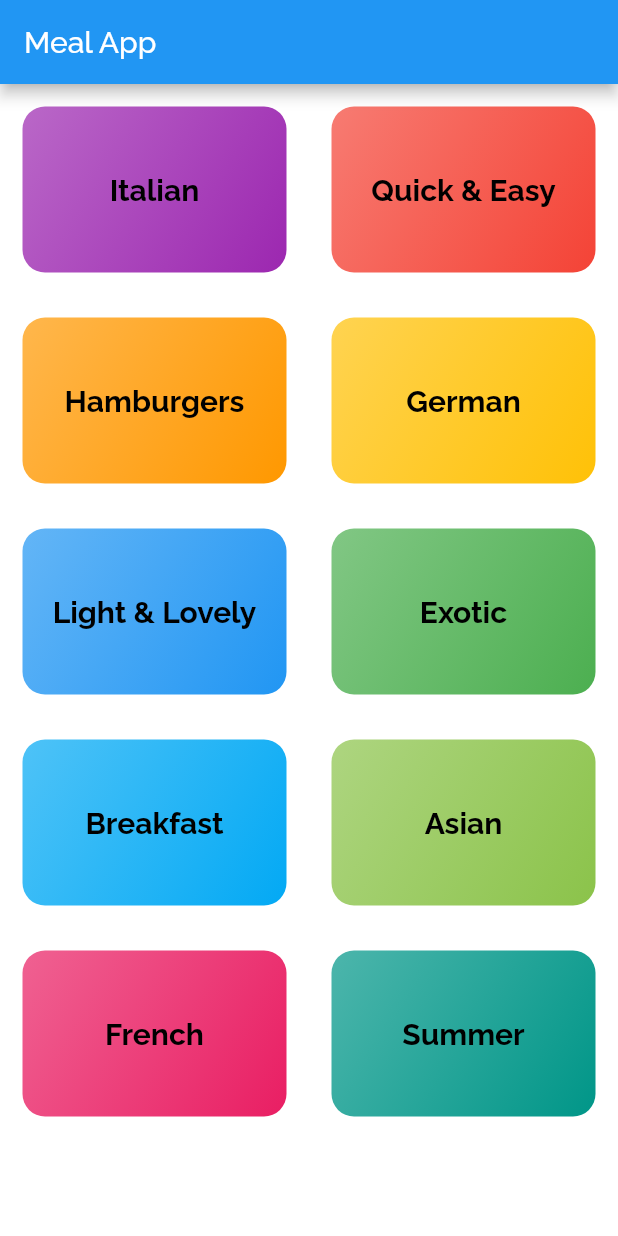
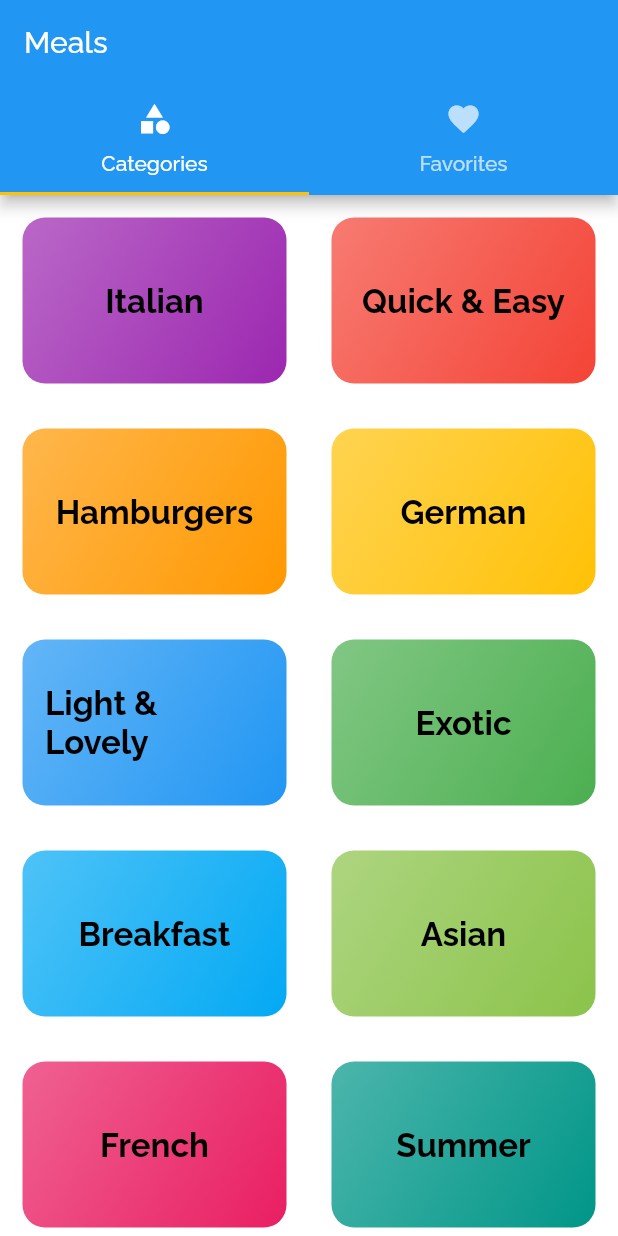
Before and after one commit to Aravindh1505/MealsApp, a Flutter app: the screen it shows after launch, on a phone screen of 412 x 824 dp. Run offline on Flutter 3.47's test engine with Material 2 defaults, Android fonts, the phone set to English and light mode, and no system bars.

Commit message:
Added tabs in top of the screen

```diff
--- a/lib/main.dart
+++ b/lib/main.dart
@@ -1,8 +1,10 @@
 import 'package:flutter/material.dart';
-import 'package:meals_app/screens/categories_screen.dart';
-import 'package:meals_app/utils/constants.dart';
+import 'package:meals_app/screens/tabs_screen.dart';
 
+import 'screens/categories_screen.dart';
 import 'screens/category_meals_screen.dart';
+import 'screens/meal_details_screen.dart';
+import 'utils/constants.dart';
 
 void main() {
   runApp(MyApp());
@@ -13,27 +15,14 @@ class MyApp extends StatelessWidget {
   Widget build(BuildContext context) {
     return MaterialApp(
       title: Constants.APP_NAME,
-      theme: ThemeData(
-        primarySwatch: Colors.blue,
-        primaryColor: Colors.blue,
-        accentColor: Colors.amber,
-        cursorColor: Colors.amber,
-        visualDensity: VisualDensity.adaptivePlatformDensity,
-        scaffoldBackgroundColor: Colors.white,
-        fontFamily: 'Raleway',
-        textTheme: ThemeData.light().textTheme.copyWith(
-              bodyText1: TextStyle(color: Colors.black),
-              bodyText2: TextStyle(color: Colors.black),
-              headline6: TextStyle(
-                fontSize: 20,
-                fontWeight: FontWeight.w700,
-                color: Colors.black,
-              ),
-            ),
-      ),
+      theme: Constants.lightTheme,
       routes: {
-        Constants.ROUTE_HOME: (ctx) => CategoriesScreen(),
+        Constants.ROUTE_HOME: (ctx) => TabsScreen(),
         Constants.ROUTE_CATEGORY_MEALS: (ctx) => CategoryMealsScreen(),
+        Constants.ROUTE_MEALS_DETAILS: (ctx) => MealDetailsScreen(),
+      },
+      onUnknownRoute: (settings) {
+        return MaterialPageRoute(builder: (context) => CategoriesScreen());
       },
     );
   }
--- a/lib/screens/categories_screen.dart
+++ b/lib/screens/categories_screen.dart
@@ -6,11 +6,7 @@ import '../widget/category_item.dart';
 class CategoriesScreen extends StatelessWidget {
   @override
   Widget build(BuildContext context) {
-    return Scaffold(
-      appBar: AppBar(
-        title: const Text(Constants.APP_NAME),
-      ),
-      body: GridView(
+    return GridView(
       padding: const EdgeInsets.all(5),
       gridDelegate: SliverGridDelegateWithMaxCrossAxisExtent(
         maxCrossAxisExtent: 200,
@@ -19,7 +15,6 @@ class CategoriesScreen extends StatelessWidget {
         mainAxisSpacing: 10,
       ),
       children: Constants.DUMMY_CATEGORIES.map((categoryItem) => CategoryItem(categoryItem)).toList(),
-      ),
     );
   }
 }
--- /dev/null
+++ b/lib/screens/tabs_screen.dart
@@ -0,0 +1,40 @@
+import 'package:flutter/material.dart';
+import 'package:meals_app/screens/categories_screen.dart';
+import 'package:meals_app/screens/favorites_screen.dart';
+
+class TabsScreen extends StatefulWidget {
+  @override
+  _TabsScreenState createState() => _TabsScreenState();
+}
+
+class _TabsScreenState extends State<TabsScreen> {
+  @override
+  Widget build(BuildContext context) {
+    return DefaultTabController(
+      length: 2,
+      child: Scaffold(
+        appBar: AppBar(
+          title: Text('Meals'),
+          bottom: TabBar(
+            tabs: [
+              Tab(
+                icon: Icon(Icons.category),
+                text: 'Categories',
+              ),
+              Tab(
+                icon: Icon(Icons.favorite),
+                text: 'Favorites',
+              )
+            ],
+          ),
+        ),
+        body: TabBarView(
+          children: [
+            CategoriesScreen(),
+            FavoritesScreen(),
+          ],
+        ),
+      ),
+    );
+  }
+}
--- a/lib/utils/constants.dart
+++ b/lib/utils/constants.dart
@@ -9,6 +9,10 @@ class Constants {
   /*ROUTES*/
   static const ROUTE_HOME = '/';
   static const ROUTE_CATEGORY_MEALS = '/category-meals';
+  static const ROUTE_MEALS_DETAILS = '/meals-details';
+
+  /*ERROR*/
+  static const ERROR_EMPTY_DATA = 'Oops something went wrong';
 
   static ThemeData lightTheme = ThemeData(
     primarySwatch: Colors.blue,
@@ -19,14 +23,18 @@ class Constants {
     scaffoldBackgroundColor: Colors.white,
     fontFamily: 'Raleway',
     textTheme: ThemeData.light().textTheme.copyWith(
-          bodyText1: TextStyle(color: Colors.black),
-          bodyText2: TextStyle(color: Colors.red),
-          headline6: TextStyle(
-            fontSize: 20,
-            fontWeight: FontWeight.w700,
-            color: Colors.black,
-          ),
+        bodyText1: TextStyle(color: Colors.black),
+        bodyText2: TextStyle(color: Colors.black),
+        headline6: TextStyle(
+          fontSize: 22,
+          fontWeight: FontWeight.w700,
+          color: Colors.black,
         ),
+        subtitle1: TextStyle(
+          fontSize: 20,
+          fontWeight: FontWeight.w500,
+          color: Colors.amber,
+        )),
   );
 
   static ThemeData darkTheme = ThemeData(
```
Also changed, not shown: lib/screens/favorites_screen.dart (added, +15 -0 lines), lib/screens/meal_details_screen.dart (added, +103 -0 lines), lib/widget/error_screen.dart (added, +16 -0 lines), lib/widget/meals_item.dart (+14 -2 lines). Lines whose indentation alone changed are shown as unchanged.
